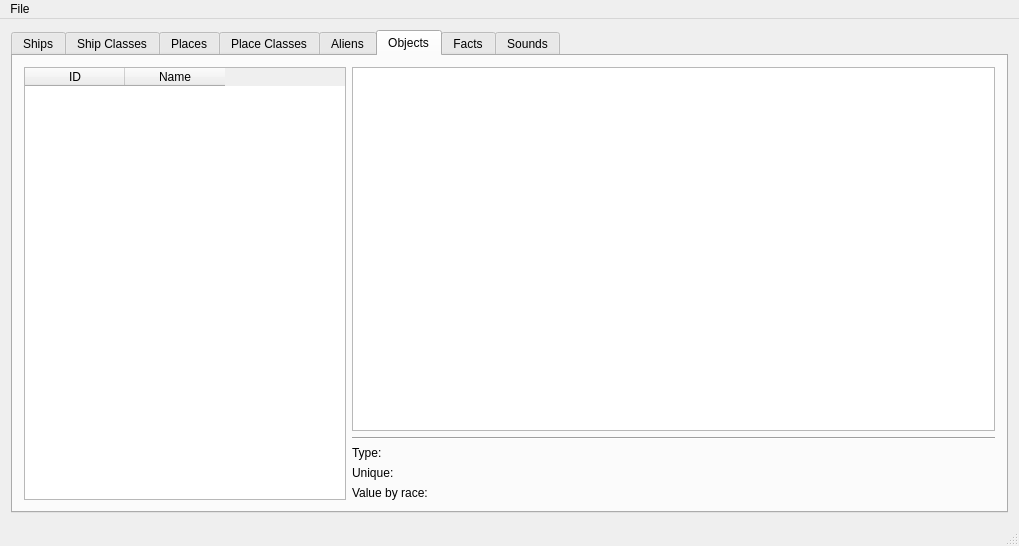
The window that mainwindow.ui (colinbourassa/nomad-resource-explorer) describes before a commit, drawn with Qt 5.
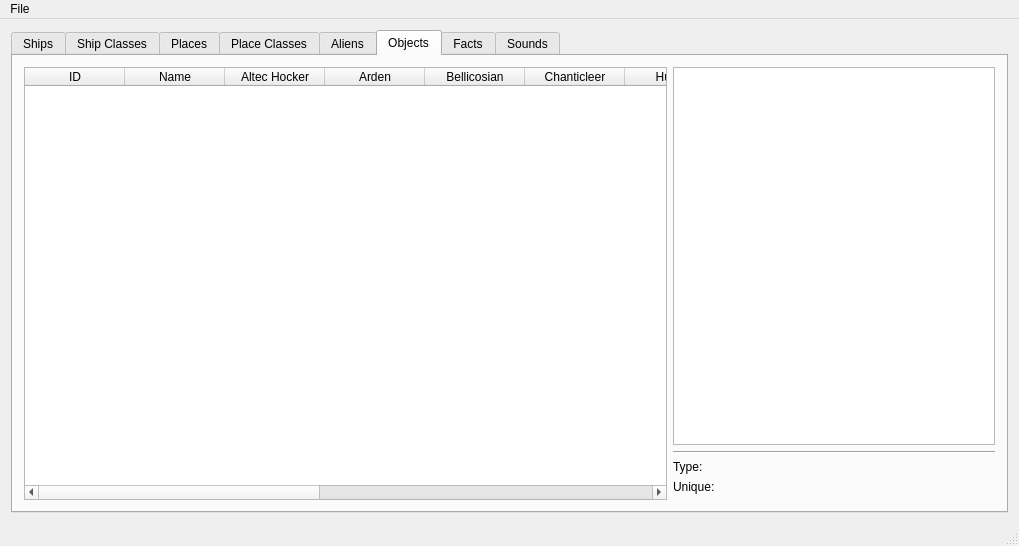
The same window after the commit. The open tabs and pages were chosen to show the change.

Commit message: Add sortable object value columns

The edit to the form file:
```diff
--- a/mainwindow.ui
+++ b/mainwindow.ui
@@ -318,17 +318,7 @@
        <attribute name="title">
         <string>Objects</string>
        </attribute>
-       <layout class="QGridLayout" name="m_objectTabLayout" columnstretch="1,2">
-        <item row="0" column="1">
-         <widget class="QGraphicsView" name="m_objectImageView"/>
-        </item>
-        <item row="1" column="1">
-         <widget class="Line" name="m_objectHLine">
-          <property name="orientation">
-           <enum>Qt::Horizontal</enum>
-          </property>
-         </widget>
-        </item>
+       <layout class="QGridLayout" name="m_objectTabLayout" columnstretch="2,1">
         <item row="2" column="1">
          <widget class="QLabel" name="m_objectTypeLabel">
           <property name="text">
@@ -336,20 +326,6 @@
           </property>
          </widget>
         </item>
-        <item row="3" column="1">
-         <widget class="QLabel" name="m_objectUniqueLabel">
-          <property name="text">
-           <string>Unique:</string>
-          </property>
-         </widget>
-        </item>
-        <item row="4" column="1">
-         <widget class="QLabel" name="m_objectValueLabel">
-          <property name="text">
-           <string>Value by race:</string>
-          </property>
-         </widget>
-        </item>
         <item row="0" column="0" rowspan="5">
          <widget class="QTableWidget" name="m_objTable">
           <property name="selectionMode">
@@ -358,8 +334,14 @@
           <property name="selectionBehavior">
            <enum>QAbstractItemView::SelectRows</enum>
           </property>
+          <property name="horizontalScrollMode">
+           <enum>QAbstractItemView::ScrollPerPixel</enum>
+          </property>
+          <property name="sortingEnabled">
+           <bool>true</bool>
+          </property>
           <property name="columnCount">
-           <number>2</number>
+           <number>14</number>
           </property>
           <attribute name="horizontalHeaderHighlightSections">
            <bool>false</bool>
@@ -377,6 +359,83 @@
             <string>Name</string>
            </property>
           </column>
+          <column>
+           <property name="text">
+            <string>Altec Hocker</string>
+           </property>
+          </column>
+          <column>
+           <property name="text">
+            <string>Arden</string>
+           </property>
+          </column>
+          <column>
+           <property name="text">
+            <string>Bellicosian</string>
+           </property>
+          </column>
+          <column>
+           <property name="text">
+            <string>Chanticleer</string>
+           </property>
+          </column>
+          <column>
+           <property name="text">
+            <string>Human</string>
+           </property>
+          </column>
+          <column>
+           <property name="text">
+            <string>Kenelm</string>
+           </property>
+          </column>
+          <column>
+           <property name="text">
+            <string>Korok</string>
+           </property>
+          </column>
+          <column>
+           <property name="text">
+            <string>Musin</string>
+           </property>
+          </column>
+          <column>
+           <property name="text">
+            <string>Pahrump</string>
+           </property>
+          </column>
+          <column>
+           <property name="text">
+            <string>Phelonese</string>
+           </property>
+          </column>
+          <column>
+           <property name="text">
+            <string>Shaasa</string>
+           </property>
+          </column>
+          <column>
+           <property name="text">
+            <string>Ursor</string>
+           </property>
+          </column>
+         </widget>
+        </item>
+        <item row="0" column="1">
+         <widget class="QGraphicsView" name="m_objectImageView"/>
+        </item>
+        <item row="3" column="1">
+         <widget class="QLabel" name="m_objectUniqueLabel">
+          <property name="text">
+           <string>Unique:</string>
+          </property>
+         </widget>
+        </item>
+        <item row="1" column="1">
+         <widget class="Line" name="m_objectHLine">
+          <property name="orientation">
+           <enum>Qt::Horizontal</enum>
+          </property>
          </widget>
         </item>
        </layout>
```
Left out of the diff: 4 changed lines with no effect on the pictures. The commit also changes 5 other files.
